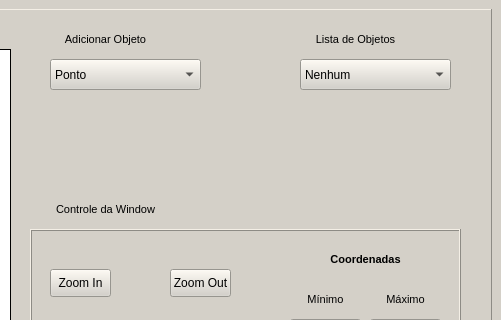
Before: the Qt Designer form other files/prototipo.ui in Luan-Diniz/Computer-Graphics, drawn with Qt 5; both pictures show x 459 to 960 and y 0 to 320 of the 960 by 540 pixel window.
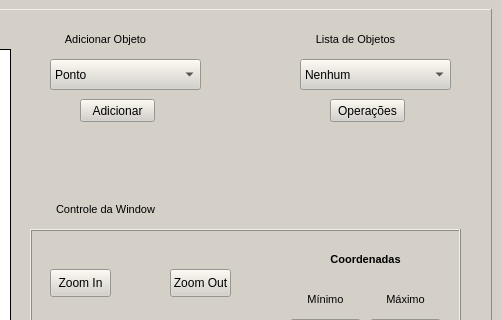
After: the same form once the commit is applied.

Commit message: Mais botoes na main .ui

What changed in the file:
```diff
--- a/other files/prototipo.ui
+++ b/other files/prototipo.ui
@@ -543,8 +543,34 @@
         <string>&lt;!DOCTYPE HTML PUBLIC &quot;-//W3C//DTD HTML 4.0//EN&quot; &quot;http://www.w3.org/TR/REC-html40/strict.dtd&quot;&gt;
 &lt;html&gt;&lt;head&gt;&lt;meta name=&quot;qrichtext&quot; content=&quot;1&quot; /&gt;&lt;style type=&quot;text/css&quot;&gt;
 p, li { white-space: pre-wrap; }
-&lt;/style&gt;&lt;/head&gt;&lt;body style=&quot; font-family:'MS Shell Dlg 2'; font-size:7.8pt; font-weight:400; font-style:normal;&quot;&gt;
-&lt;p align=&quot;center&quot; style=&quot; margin-top:0px; margin-bottom:0px; margin-left:0px; margin-right:0px; -qt-block-indent:0; text-indent:0px;&quot;&gt;&lt;span style=&quot; font-size:8.25pt;&quot;&gt;Viewport&lt;/span&gt;&lt;/p&gt;&lt;/body&gt;&lt;/html&gt;</string>
+&lt;/style&gt;&lt;/head&gt;&lt;body style=&quot; font-family:'MS Shell Dlg 2'; font-size:8.25pt; font-weight:400; font-style:normal;&quot;&gt;
+&lt;p align=&quot;center&quot; style=&quot; margin-top:0px; margin-bottom:0px; margin-left:0px; margin-right:0px; -qt-block-indent:0; text-indent:0px;&quot;&gt;Viewport&lt;/p&gt;&lt;/body&gt;&lt;/html&gt;</string>
+       </property>
+      </widget>
+      <widget class="QPushButton" name="pushButton_7">
+       <property name="geometry">
+        <rect>
+         <x>530</x>
+         <y>90</y>
+         <width>75</width>
+         <height>23</height>
+        </rect>
+       </property>
+       <property name="text">
+        <string>Adicionar</string>
+       </property>
+      </widget>
+      <widget class="QPushButton" name="pushButton_8">
+       <property name="geometry">
+        <rect>
+         <x>780</x>
+         <y>90</y>
+         <width>75</width>
+         <height>23</height>
+        </rect>
+       </property>
+       <property name="text">
+        <string>Operações</string>
        </property>
       </widget>
      </widget>
```
Left out of the diff: 50 changed lines with no effect on the pictures.
